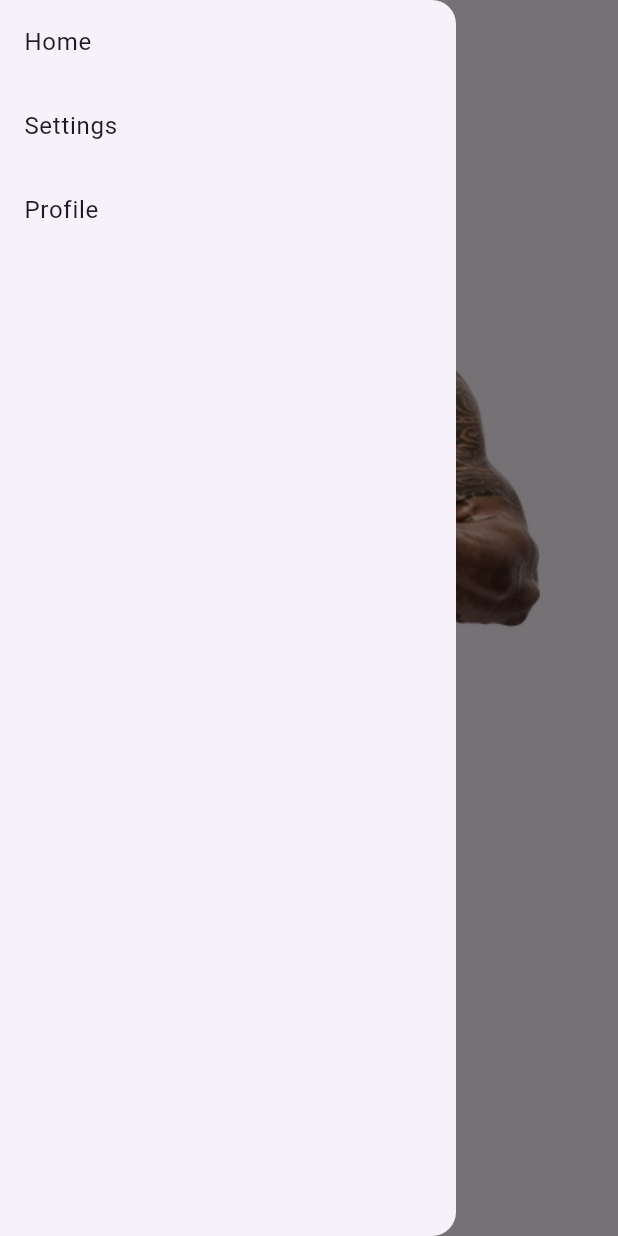
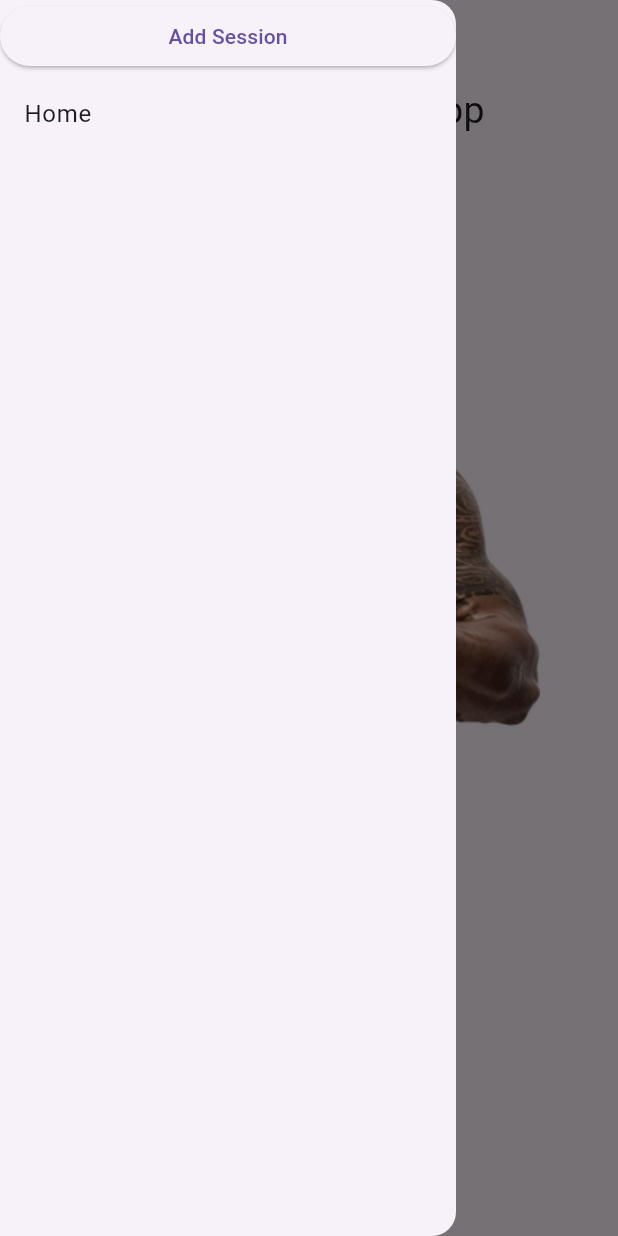
Before and after one commit to Maxime267/gym_app, a Flutter app: the screen it shows after launch, with the side drawer open, on a phone screen of 412 x 824 dp. Run offline on Flutter 3.47's test engine with Material 3 defaults, Android fonts, the phone set to English and light mode, and no system bars; our stand-ins replace bloc, flutter_bloc.

Commit message:
un truc qui marche

```diff
--- a/lib/logic/bloc/bloc.dart
+++ /dev/null
@@ -1,9 +0,0 @@
-  import 'package:bloc/bloc.dart';
-  import 'event.dart';
-  import 'state.dart';
-
-class DrawerBloc extends Cubit<DrawerState> {
-  DrawerBloc() : super(DrawerState(0));
-
-  void updateValue(int newValue) => emit(DrawerState(newValue));
-}
--- /dev/null
+++ b/lib/logic/bloc/drawer.dart
@@ -0,0 +1,53 @@
+import 'package:bloc/bloc.dart';
+import 'package:flutter/material.dart';
+import 'package:gym_app/presentation/screen/home_page.dart';
+
+abstract class DrawerEvent {}
+
+class AddDrawerItemEvent extends DrawerEvent {
+  final String itemName;
+  final WidgetBuilder itemPage;
+
+  AddDrawerItemEvent({required this.itemName, required this.itemPage});
+}
+
+class DrawerEventSelectedPage extends DrawerEvent {
+  final String pagename;
+  DrawerEventSelectedPage({required this.pagename});
+}
+
+class DrawerState {
+  final String selectedItem; // Change from int to String
+  static final Map<String, WidgetBuilder> items = {
+    'Home': (context) => HomePageUI(),
+    // Other default items here
+  };
+
+  DrawerState(this.selectedItem);
+
+  // Method to add a new item to the items map
+  static void addItem(String itemName, WidgetBuilder page) {
+    items[itemName] = page;
+  }
+}
+
+class DrawerBloc extends Bloc<DrawerEvent, DrawerState> {
+  DrawerBloc() : super(DrawerState('Home')) {
+    // Default state is 'Home'
+    on<AddDrawerItemEvent>((event, emit) {
+      // Logic to add a new item to the drawer
+      // Since DrawerState.items is static, we handle adding items directly
+      DrawerState.addItem(event.itemName, event.itemPage);
+
+      // Emit new state with the updated selected item (you can decide the logic here)
+      emit(
+        DrawerState(event.itemName),
+      ); // Updating selectedItem to the new item name
+    });
+    on<DrawerEventSelectedPage>((event, emit) {
+      emit(DrawerState(event.pagename));
+    });
+
+    // You can add more event handlers here if needed
+  }
+}
--- a/lib/logic/bloc/event.dart
+++ /dev/null
@@ -1,6 +0,0 @@
-abstract class DrawerEvent {}
-
-class DrawerChange extends DrawerEvent {
-  final int selectedIndex;
-  DrawerChange(this.selectedIndex);
-}
--- a/lib/logic/bloc/state.dart
+++ /dev/null
@@ -1,4 +0,0 @@
-class DrawerState {
-  final int value;
-  DrawerState(this.value);
-}
--- a/lib/main.dart
+++ b/lib/main.dart
@@ -1,7 +1,7 @@
 import 'package:flutter/material.dart';
 import 'package:flutter_bloc/flutter_bloc.dart';
 import 'package:gym_app/presentation/screen/home_page.dart';
-import 'logic/bloc/bloc.dart';
+import 'logic/bloc/drawer.dart';
 
 void main() {
   runApp(
--- a/lib/presentation/screen/home_page.dart
+++ b/lib/presentation/screen/home_page.dart
@@ -1,9 +1,7 @@
 import 'package:flutter/material.dart';
-import 'package:flutter/widgets.dart';
+import 'package:flutter_bloc/flutter_bloc.dart';
+import '../../logic/bloc/drawer.dart';
 import '../widgets/widget.dart';
-import '../../logic/bloc/bloc.dart';
-import 'package:flutter_bloc/flutter_bloc.dart';
-import '../../logic/bloc/state.dart';
 
 class HomePage extends StatefulWidget {
   const HomePage({super.key});
@@ -13,55 +11,41 @@ class HomePage extends StatefulWidget {
 }
 
 class _HomePageState extends State<HomePage> {
+  @override
 
-  String appBarTitle = 'Home';
-  @override
   Widget build(BuildContext context) {
     return Scaffold(
-      appBar: AppBar(title: Text(appBarTitle)),
-      drawer: DrawerWidget(
-        onItemSelected: (String title) {
-          // Update the AppBar title when a drawer item is selected
-          setState(() {
-            appBarTitle = title;
-          });
-          // Close the drawer after item selection
-          Navigator.of(context).pop();
+      appBar: AppBar(title: Text("Home")), // Can use appBarTitle if needed
+      drawer: DrawerWidget(),
+      body: BlocBuilder<DrawerBloc, DrawerState>(
+        builder: (context, state) {
+          print(state.selectedItem);
+          if (state.selectedItem == 'Home') {
+            return HomePageUI(); // Replace with your HomePage UI
+          } else if (state.selectedItem == 'Profile') {
+            return TestPageUI(); // Replace with your ProfilePage UI
+          }
+
+          return Container(); // Return a fallback UI
         },
       ),
-      body:
-
-      BlocBuilder<DrawerBloc, DrawerState>(
-      builder: (context, state) {
-        if (state.value == 1) {
-          return Container(
-            height: 100,
-            width: 100,
-            color: Colors.green,
-            child: Center(child: Text("Value is 1")),
-          );
-        } else {
-          return HomePageUI();
-        }
-      },
-    )
-
     );
   }
 }
 
-class HomePageUI extends StatelessWidget{
+class HomePageUI extends StatelessWidget {
   const HomePageUI({super.key});
 
   @override
-  Widget build(BuildContext context){
+  Widget build(BuildContext context) {
     return Column(
       mainAxisAlignment: MainAxisAlignment.center,
       mainAxisSize: MainAxisSize.min,
       children: [
-        Text("Welcome to the Gym App"),
+        Text("Welcome to the Gym App", style: TextStyle(fontSize: 25)),
+        SizedBox(height: 50),
         Image(image: AssetImage('assets/images/therock.jpeg')),
-      ]
+      ],
     );
   }
 }
--- a/lib/presentation/widgets/widget.dart
+++ b/lib/presentation/widgets/widget.dart
@@ -1,45 +1,71 @@
 import 'package:flutter/material.dart';
-import '../../logic/bloc/event.dart';
-import '../../logic/bloc/bloc.dart';
 import 'package:flutter_bloc/flutter_bloc.dart';
+import 'package:gym_app/presentation/screen/home_page.dart';
+import '../../logic/bloc/drawer.dart';
 
 class DrawerWidget extends StatelessWidget {
-  final Function(String) onItemSelected;
-
-  const DrawerWidget({Key? key, required this.onItemSelected})
-    : super(key: key);
+  const DrawerWidget({super.key});
 
   @override
   Widget build(BuildContext context) {
+    final myMap = DrawerState.items;
+    final drawerbloc = BlocProvider.of<DrawerBloc>(context);
+
     return Drawer(
       child: ListView(
         children: [
-          ListTile(
-            title: const Text('Home'),
-            onTap:
-                () => {
-                  onItemSelected('Home'),
-                  context.read<DrawerBloc>().updateValue(0),
-                }, // Pass 'Home' when selected
+          // Button to add a new session/item to the drawer
+          ElevatedButton(
+            onPressed: () {
+              // Dispatch AddDrawerItemEvent to add a new item to the drawer
+              context.read<DrawerBloc>().add(
+                AddDrawerItemEvent(
+                  itemName: 'Profile', // Name of the item
+                  itemPage:
+                      (context) =>
+                          TestPageUI(), // Widget to display for the item
+                ),
+              );
+            },
+            child: Text("Add Session"),
           ),
-          ListTile(
-            title: const Text('Settings'),
-            onTap:
-                () => {
-                  onItemSelected('Settings'),
-                  context.read<DrawerBloc>().updateValue(1),
-                }, // Pass 'Settings' when selected
-          ),
-          ListTile(
-            title: const Text('Profile'),
-            onTap:
-                () => {
-                  onItemSelected('Profile'),
-                  context.read<DrawerBloc>().updateValue(2),
-                }, // Pass 'Profile' when selected
+
+          // Display the drawer items using ListView.builder
+          ListView.builder(
+            shrinkWrap:
+                true, // Ensures the list view takes only as much space as needed
+            itemCount: myMap.length,
+            itemBuilder: (context, index) {
+              final entry = myMap.entries.elementAt(index);
+              final key = entry.key;
+              final value = entry.value;
+
+              return ListTile(
+                title: Text(key), // Display item name
+                onTap: () {
+                  // When an item is tapped, navigate to the corresponding page
+                  print("key : " + key);
+                  drawerbloc.add(DrawerEventSelectedPage(pagename: key));
+                  Navigator.pop(context); // Close the drawer
+                  Navigator.push(
+                    context,
+                    MaterialPageRoute(builder: (context) => HomePage()),
+                  );
+                },
+              );
+            },
           ),
         ],
       ),
     );
   }
 }
+
+class TestPageUI extends StatelessWidget {
+  const TestPageUI({super.key});
+
+  @override
+  Widget build(BuildContext context) {
+    return Container(color: Colors.red);
+  }
+}
```
